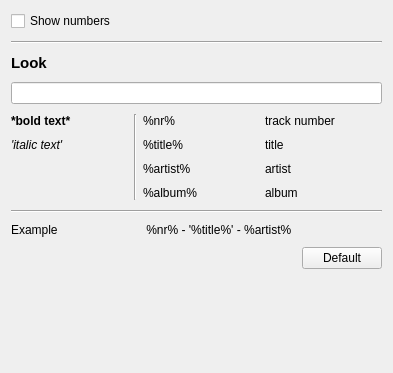
This is src/GUI/Preferences/PlaylistPreferences/GUI_PlaylistPreferences.ui in return42/sayonara as Qt 5 draws it before an edit. The edited form follows.
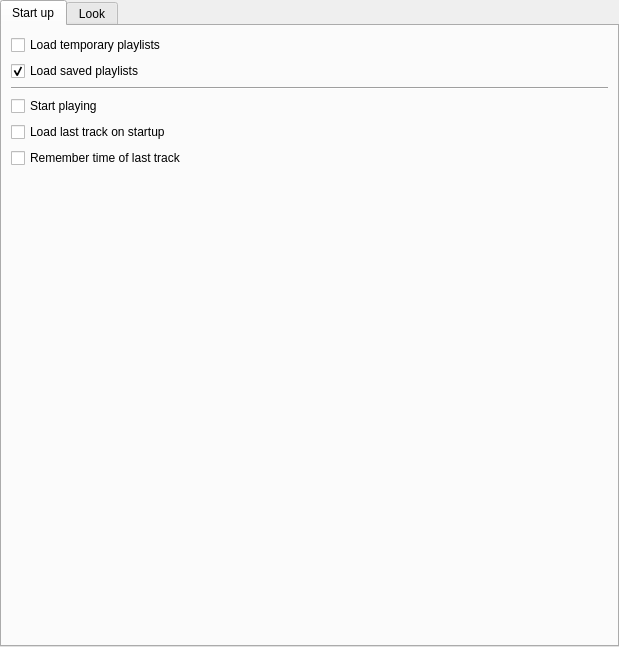
This is the edited form.

Diff of the .ui file:
```diff
--- a/src/GUI/Preferences/PlaylistPreferences/GUI_PlaylistPreferences.ui
+++ b/src/GUI/Preferences/PlaylistPreferences/GUI_PlaylistPreferences.ui
@@ -6,39 +6,100 @@
    <rect>
     <x>0</x>
     <y>0</y>
-    <width>393</width>
-    <height>373</height>
+    <width>619</width>
+    <height>647</height>
    </rect>
   </property>
   <layout class="QGridLayout" name="gridLayout">
-   <property name="verticalSpacing">
-    <number>10</number>
+   <property name="margin">
+    <number>0</number>
    </property>
    <item row="0" column="0">
-    <widget class="QCheckBox" name="cb_show_numbers">
-     <property name="text">
-      <string>Show numbers</string>
+    <widget class="QTabWidget" name="tabWidget">
+     <property name="currentIndex">
+      <number>0</number>
      </property>
-    </widget>
-   </item>
-   <item row="3" column="0">
-    <widget class="QLineEdit" name="le_expression"/>
-   </item>
+     <widget class="QWidget" name="tab">
+      <attribute name="title">
+       <string>Start up</string>
+      </attribute>
+      <layout class="QGridLayout" name="gridLayout_4">
    <item row="2" column="0">
-    <widget class="QLabel" name="lab_title">
-     <property name="font">
-      <font>
-       <pointsize>11</pointsize>
-       <weight>75</weight>
-       <bold>true</bold>
-      </font>
-     </property>
+        <widget class="Line" name="line_3">
+         <property name="orientation">
+          <enum>Qt::Horizontal</enum>
+         </property>
+        </widget>
+       </item>
+       <item row="0" column="0">
+        <widget class="QCheckBox" name="cb_load_temporary_playlists">
      <property name="text">
+          <string>Load temporary playlists</string>
+         </property>
+        </widget>
+       </item>
+       <item row="5" column="0">
+        <widget class="QCheckBox" name="cb_remember_time">
+         <property name="text">
+          <string>Remember time of last track</string>
+         </property>
+        </widget>
+       </item>
+       <item row="1" column="0">
+        <widget class="QCheckBox" name="cb_load_saved_playlists">
+         <property name="text">
+          <string>Load saved playlists</string>
+         </property>
+         <property name="checked">
+          <bool>true</bool>
+         </property>
+        </widget>
+       </item>
+       <item row="4" column="0">
+        <widget class="QCheckBox" name="cb_load_last_track">
+         <property name="text">
+          <string>Load last track on startup</string>
+         </property>
+        </widget>
+       </item>
+       <item row="3" column="0">
+        <widget class="QCheckBox" name="cb_start_playing">
+         <property name="text">
+          <string>Start playing</string>
+         </property>
+        </widget>
+       </item>
+       <item row="6" column="0">
+        <spacer name="verticalSpacer_2">
+         <property name="orientation">
+          <enum>Qt::Vertical</enum>
+         </property>
+         <property name="sizeHint" stdset="0">
+          <size>
+           <width>20</width>
+           <height>40</height>
+          </size>
+         </property>
+        </spacer>
+       </item>
+      </layout>
+     </widget>
+     <widget class="QWidget" name="tab_2">
+      <attribute name="title">
       <string>Look</string>
+      </attribute>
+      <layout class="QGridLayout" name="gridLayout_3">
+       <item row="3" column="1">
+        <widget class="QPushButton" name="btn_default">
+         <property name="text">
+          <string>Default</string>
      </property>
     </widget>
    </item>
-   <item row="4" column="0">
+       <item row="1" column="0" colspan="2">
+        <widget class="QLineEdit" name="le_expression"/>
+       </item>
+       <item row="2" column="0" colspan="2">
     <layout class="QGridLayout" name="gridLayout_2">
      <property name="horizontalSpacing">
       <number>6</number>
@@ -157,16 +218,7 @@
      </item>
     </layout>
    </item>
-   <item row="1" column="0">
-    <widget class="Line" name="line">
-     <property name="orientation">
-      <enum>Qt::Horizontal</enum>
-     </property>
-    </widget>
-   </item>
-   <item row="5" column="0">
-    <layout class="QHBoxLayout" name="horizontalLayout">
-     <item>
+       <item row="3" column="0">
       <spacer name="horizontalSpacer">
        <property name="orientation">
         <enum>Qt::Horizontal</enum>
@@ -179,16 +231,14 @@
        </property>
       </spacer>
      </item>
-     <item>
-      <widget class="QPushButton" name="btn_default">
+       <item row="0" column="0" colspan="2">
+        <widget class="QCheckBox" name="cb_show_numbers">
        <property name="text">
         <string>Default</string>
        </property>
       </widget>
      </item>
-    </layout>
-   </item>
-   <item row="6" column="0">
+       <item row="4" column="0">
     <spacer name="verticalSpacer">
      <property name="orientation">
       <enum>Qt::Vertical</enum>
@@ -200,6 +250,10 @@
       </size>
      </property>
     </spacer>
+       </item>
+      </layout>
+     </widget>
+    </widget>
    </item>
   </layout>
  </widget>
```
Left out of the diff: 2 changed lines with no effect on the pictures. Lines whose indentation alone changed are shown as unchanged.
